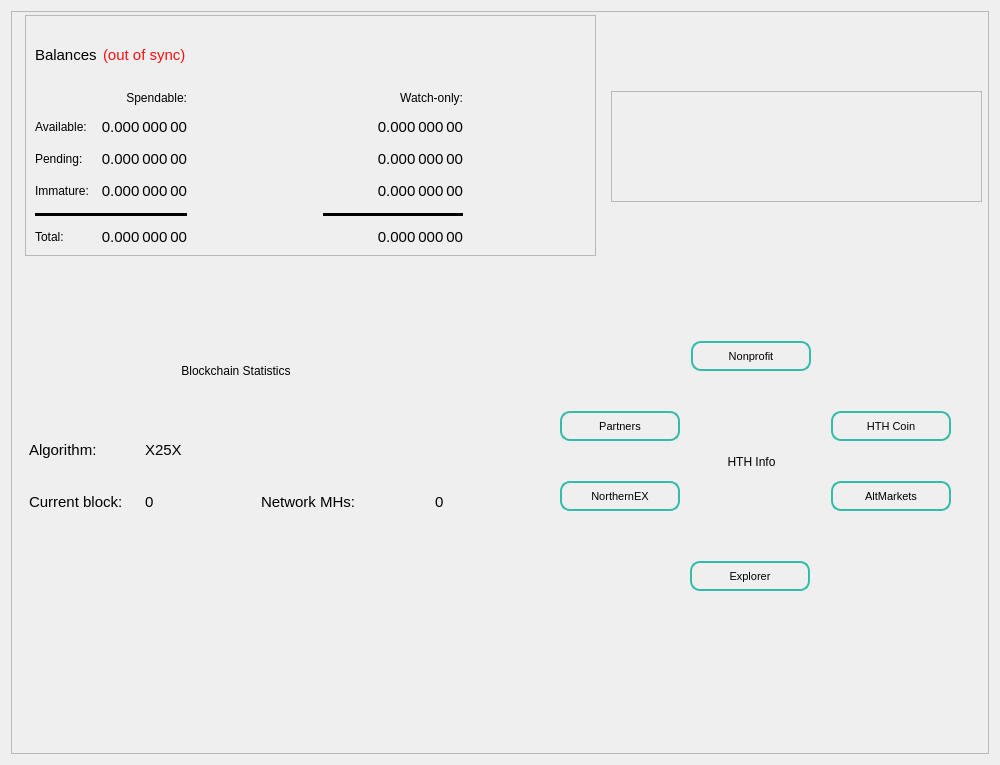
HTHcoin/helpthehomelesscoin, file src/qt/forms/overviewpage.ui: the form before one commit.
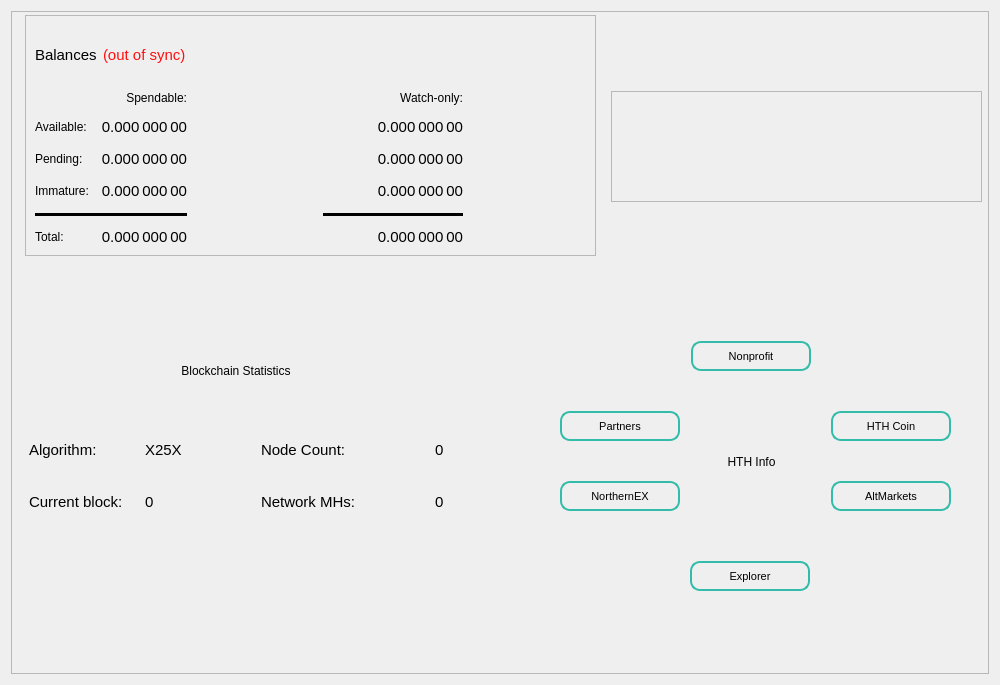
The form after the commit.

Diff of the .ui file:
```diff
--- a/src/qt/forms/overviewpage.ui
+++ b/src/qt/forms/overviewpage.ui
@@ -7,7 +7,7 @@
     <x>0</x>
     <y>0</y>
     <width>1000</width>
-    <height>765</height>
+    <height>685</height>
    </rect>
   </property>
   <property name="sizePolicy">
@@ -275,6 +275,20 @@
             </property>
            </spacer>
           </item>
+          <item row="0" column="2">
+           <widget class="QLabel" name="label_count_2">
+            <property name="text">
+             <string>Node Count:</string>
+            </property>
+           </widget>
+          </item>
+          <item row="0" column="3" alignment="Qt::AlignRight">
+           <widget class="QLabel" name="countLabelDIP3">
+            <property name="text">
+             <string>0</string>
+            </property>
+           </widget>
+          </item>
          </layout>
         </widget>
        </item>
```
